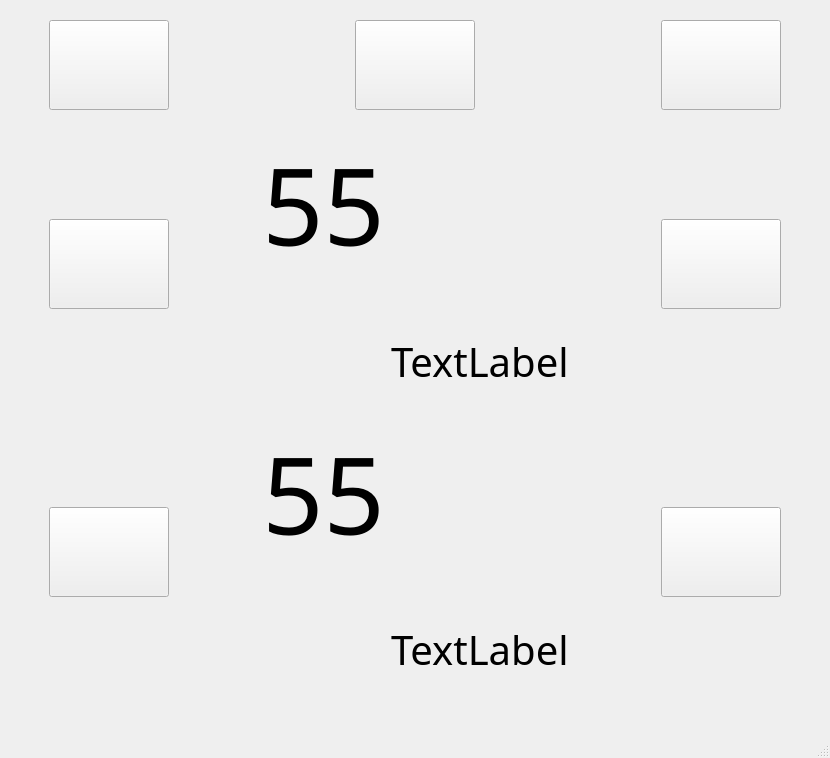
Before: the Qt Designer form Filler_interface/Window_filler/UI_filler3.ui in TWOKRAI/Filler, drawn with Qt 5.
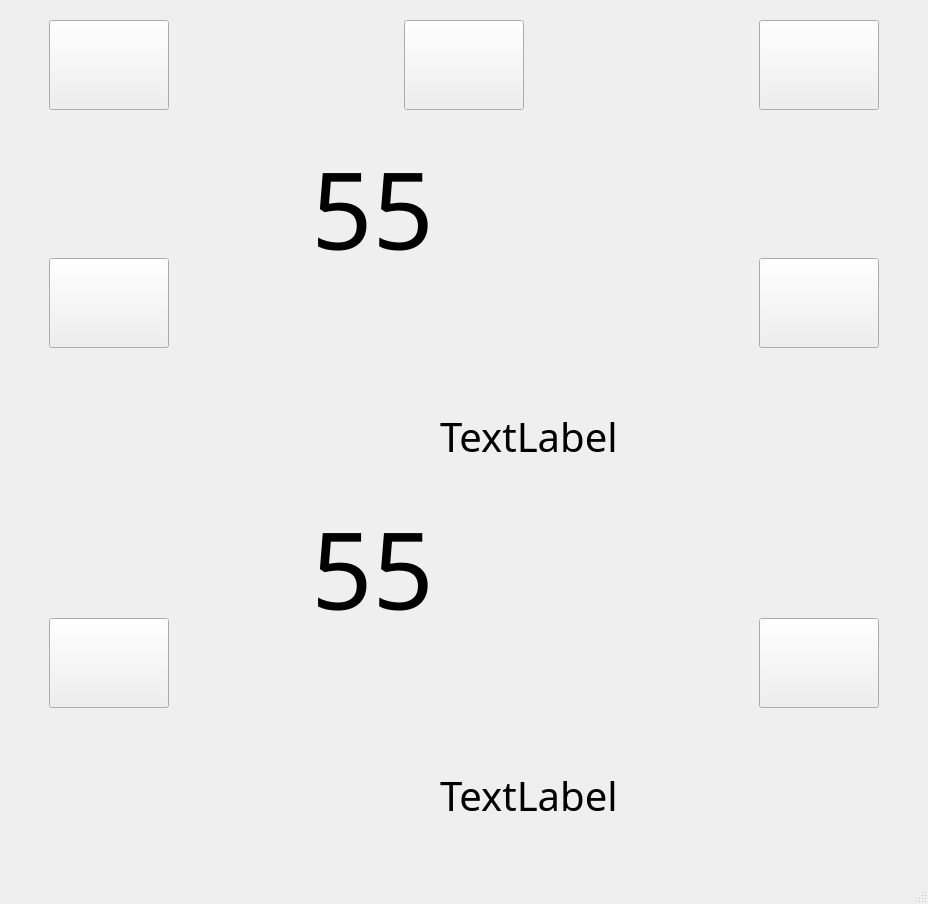
After: the same form once the commit is applied.

The edit to the form file:
```diff
--- a/Filler_interface/Window_filler/UI_filler3.ui
+++ b/Filler_interface/Window_filler/UI_filler3.ui
@@ -6,8 +6,8 @@
    <rect>
     <x>0</x>
     <y>0</y>
-    <width>830</width>
-    <height>758</height>
+    <width>928</width>
+    <height>904</height>
    </rect>
   </property>
   <property name="minimumSize">
@@ -65,6 +65,9 @@
        <layout class="QVBoxLayout" name="verticalLayout_4">
         <item>
          <layout class="QHBoxLayout" name="horizontalLayout_2">
+          <property name="spacing">
+           <number>0</number>
+          </property>
           <item>
            <widget class="QPushButton" name="button_menu">
             <property name="minimumSize">
@@ -132,67 +135,6 @@
             </property>
            </spacer>
           </item>
-          <item>
-           <widget class="QPushButton" name="button_view">
-            <property name="minimumSize">
-             <size>
-              <width>120</width>
-              <height>90</height>
-             </size>
-            </property>
-            <property name="maximumSize">
-             <size>
-              <width>85</width>
-              <height>70</height>
-             </size>
-            </property>
-            <property name="font">
-             <font>
-              <pointsize>16</pointsize>
-             </font>
-            </property>
-            <property name="whatsThis">
-             <string/>
-            </property>
-            <property name="accessibleName">
-             <string/>
-            </property>
-            <property name="layoutDirection">
-             <enum>Qt::LeftToRight</enum>
-            </property>
-            <property name="autoFillBackground">
-             <bool>false</bool>
-            </property>
-            <property name="text">
-             <string/>
-            </property>
-            <property name="autoRepeatInterval">
-             <number>100</number>
-            </property>
-            <property name="autoDefault">
-             <bool>false</bool>
-            </property>
-            <property name="default">
-             <bool>false</bool>
-            </property>
-            <property name="flat">
-             <bool>false</bool>
-            </property>
-           </widget>
-          </item>
-          <item>
-           <spacer name="horizontalSpacer_2">
-            <property name="orientation">
-             <enum>Qt::Horizontal</enum>
-            </property>
-            <property name="sizeHint" stdset="0">
-             <size>
-              <width>40</width>
-              <height>20</height>
-             </size>
-            </property>
-           </spacer>
-          </item>
           <item>
            <widget class="QPushButton" name="button_start">
             <property name="minimumSize">
@@ -241,6 +183,67 @@
             </property>
            </widget>
           </item>
+          <item>
+           <spacer name="horizontalSpacer_2">
+            <property name="orientation">
+             <enum>Qt::Horizontal</enum>
+            </property>
+            <property name="sizeHint" stdset="0">
+             <size>
+              <width>40</width>
+              <height>20</height>
+             </size>
+            </property>
+           </spacer>
+          </item>
+          <item>
+           <widget class="QPushButton" name="button_view">
+            <property name="minimumSize">
+             <size>
+              <width>120</width>
+              <height>90</height>
+             </size>
+            </property>
+            <property name="maximumSize">
+             <size>
+              <width>85</width>
+              <height>70</height>
+             </size>
+            </property>
+            <property name="font">
+             <font>
+              <pointsize>16</pointsize>
+             </font>
+            </property>
+            <property name="whatsThis">
+             <string/>
+            </property>
+            <property name="accessibleName">
+             <string/>
+            </property>
+            <property name="layoutDirection">
+             <enum>Qt::LeftToRight</enum>
+            </property>
+            <property name="autoFillBackground">
+             <bool>false</bool>
+            </property>
+            <property name="text">
+             <string/>
+            </property>
+            <property name="autoRepeatInterval">
+             <number>100</number>
+            </property>
+            <property name="autoDefault">
+             <bool>false</bool>
+            </property>
+            <property name="default">
+             <bool>false</bool>
+            </property>
+            <property name="flat">
+             <bool>false</bool>
+            </property>
+           </widget>
+          </item>
          </layout>
         </item>
         <item>
@@ -254,7 +257,7 @@
           <property name="sizeHint" stdset="0">
            <size>
             <width>20</width>
-            <height>13</height>
+            <height>17</height>
            </size>
           </property>
          </spacer>
```
Left out of the diff: 2 changed lines with no effect on the pictures.
